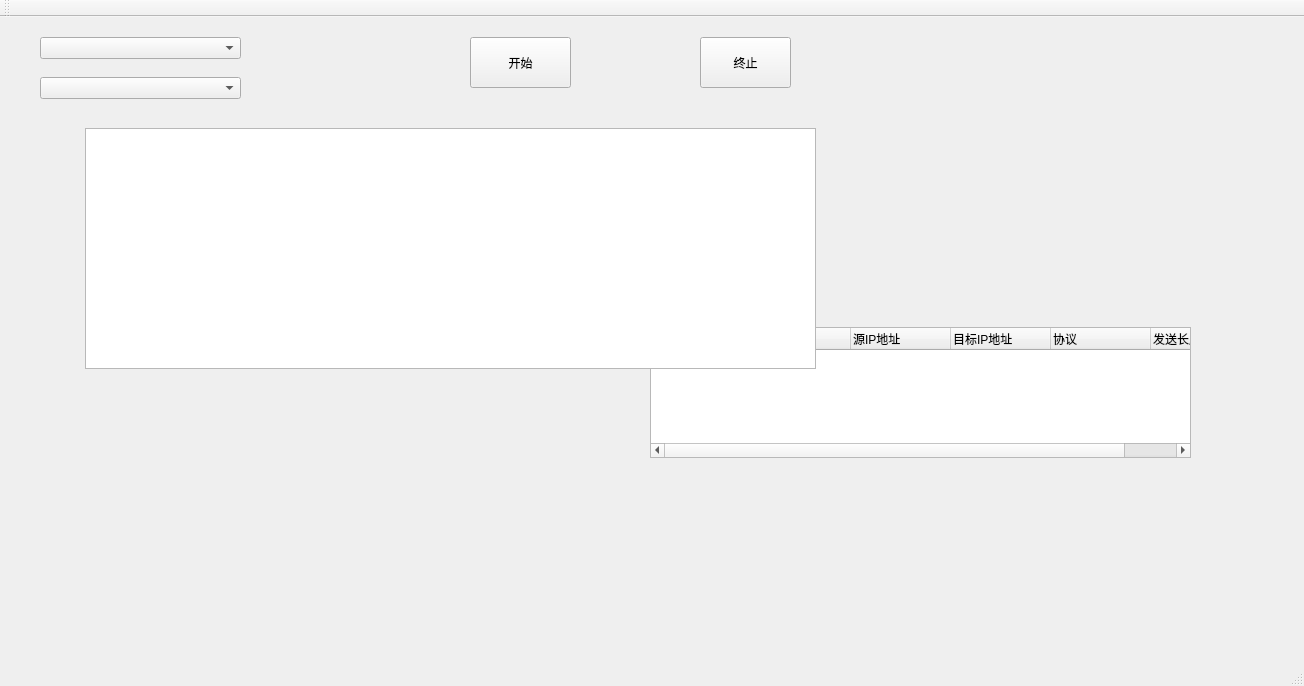
Qt form mainwindow.ui (shinytang6/Sniffer) before a commit.
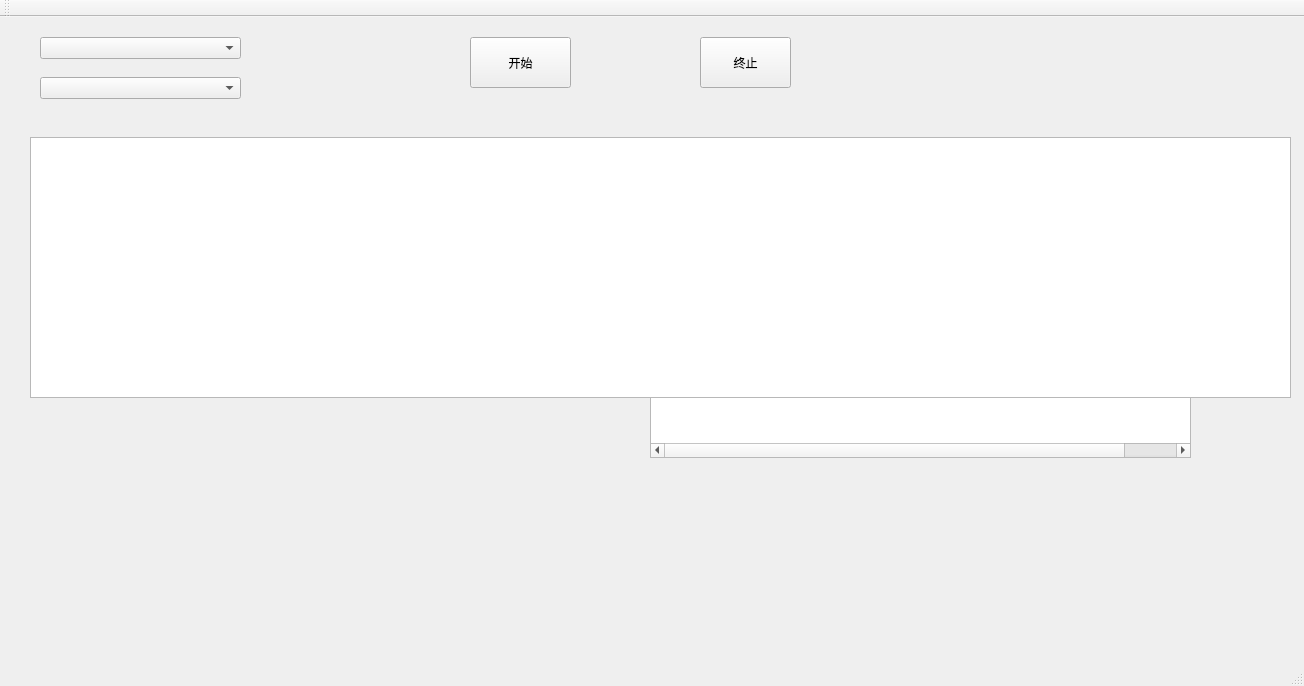
The same form after that commit.

The edit to the form file:
```diff
--- a/mainwindow.ui
+++ b/mainwindow.ui
@@ -108,10 +108,10 @@
    <widget class="QTreeView" name="treeView">
     <property name="geometry">
      <rect>
-      <x>85</x>
-      <y>111</y>
-      <width>731</width>
-      <height>241</height>
+      <x>30</x>
+      <y>120</y>
+      <width>1261</width>
+      <height>261</height>
      </rect>
     </property>
    </widget>
```
